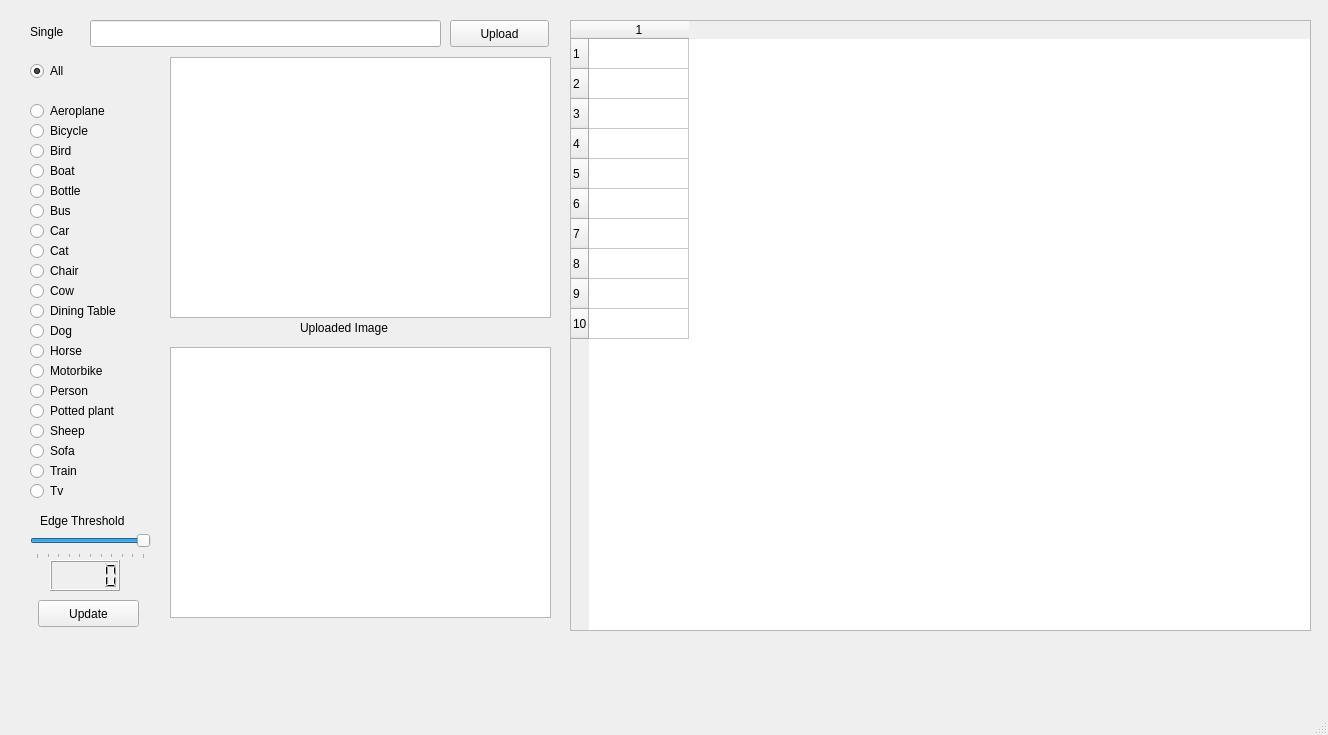
Old version of the form CBIR_gui.ui in the repository yashchandak/Co-Location-Graph.
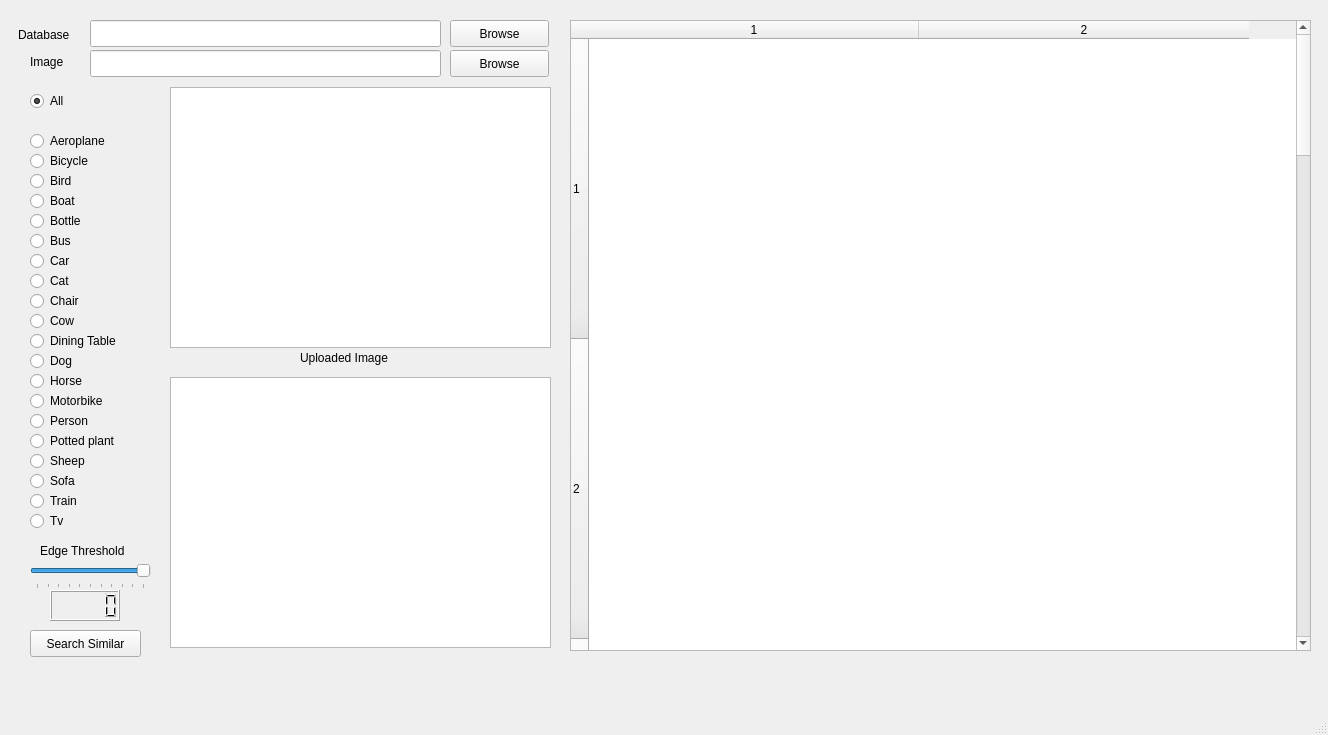
New version of the form.

```diff
--- a/CBIR_gui.ui
+++ b/CBIR_gui.ui
@@ -18,7 +18,7 @@
     <property name="geometry">
      <rect>
       <x>300</x>
-      <y>320</y>
+      <y>350</y>
       <width>121</width>
       <height>16</height>
      </rect>
@@ -31,7 +31,7 @@
     <property name="geometry">
      <rect>
       <x>30</x>
-      <y>300</y>
+      <y>330</y>
       <width>117</width>
       <height>22</height>
      </rect>
@@ -47,7 +47,7 @@
     <property name="geometry">
      <rect>
       <x>30</x>
-      <y>400</y>
+      <y>430</y>
       <width>117</width>
       <height>22</height>
      </rect>
@@ -63,7 +63,7 @@
     <property name="geometry">
      <rect>
       <x>30</x>
-      <y>120</y>
+      <y>150</y>
       <width>117</width>
       <height>22</height>
      </rect>
@@ -79,7 +79,7 @@
     <property name="geometry">
      <rect>
       <x>30</x>
-      <y>220</y>
+      <y>250</y>
       <width>117</width>
       <height>22</height>
      </rect>
@@ -95,7 +95,7 @@
     <property name="geometry">
      <rect>
       <x>30</x>
-      <y>460</y>
+      <y>490</y>
       <width>117</width>
       <height>22</height>
      </rect>
@@ -111,7 +111,7 @@
     <property name="geometry">
      <rect>
       <x>30</x>
-      <y>160</y>
+      <y>190</y>
       <width>117</width>
       <height>22</height>
      </rect>
@@ -127,7 +127,7 @@
     <property name="geometry">
      <rect>
       <x>90</x>
-      <y>20</y>
+      <y>50</y>
       <width>351</width>
       <height>27</height>
      </rect>
@@ -137,7 +137,7 @@
     <property name="geometry">
      <rect>
       <x>30</x>
-      <y>100</y>
+      <y>130</y>
       <width>117</width>
       <height>22</height>
      </rect>
@@ -153,7 +153,7 @@
     <property name="geometry">
      <rect>
       <x>30</x>
-      <y>480</y>
+      <y>510</y>
       <width>117</width>
       <height>22</height>
      </rect>
@@ -169,7 +169,7 @@
     <property name="geometry">
      <rect>
       <x>170</x>
-      <y>57</y>
+      <y>87</y>
       <width>381</width>
       <height>261</height>
      </rect>
@@ -182,7 +182,7 @@
     <property name="geometry">
      <rect>
       <x>30</x>
-      <y>440</y>
+      <y>470</y>
       <width>117</width>
       <height>22</height>
      </rect>
@@ -198,7 +198,7 @@
     <property name="geometry">
      <rect>
       <x>30</x>
-      <y>240</y>
+      <y>270</y>
       <width>117</width>
       <height>22</height>
      </rect>
@@ -213,21 +213,21 @@
    <widget class="QPushButton" name="pushButton_2">
     <property name="geometry">
      <rect>
-      <x>38</x>
-      <y>600</y>
-      <width>101</width>
+      <x>30</x>
+      <y>630</y>
+      <width>111</width>
       <height>27</height>
      </rect>
     </property>
     <property name="text">
-     <string>Update</string>
+     <string>Search Similar</string>
     </property>
    </widget>
    <widget class="QGraphicsView" name="graphicsView_3">
     <property name="geometry">
      <rect>
       <x>170</x>
-      <y>347</y>
+      <y>377</y>
       <width>381</width>
       <height>271</height>
      </rect>
@@ -237,7 +237,7 @@
     <property name="geometry">
      <rect>
       <x>30</x>
-      <y>260</y>
+      <y>290</y>
       <width>117</width>
       <height>22</height>
      </rect>
@@ -253,20 +253,20 @@
     <property name="geometry">
      <rect>
       <x>450</x>
-      <y>20</y>
+      <y>50</y>
       <width>99</width>
       <height>27</height>
      </rect>
     </property>
     <property name="text">
-     <string>Upload</string>
+     <string>Browse</string>
     </property>
    </widget>
    <widget class="QSlider" name="horizontalSlider">
     <property name="geometry">
      <rect>
       <x>30</x>
-      <y>530</y>
+      <y>560</y>
       <width>121</width>
       <height>29</height>
      </rect>
@@ -300,7 +300,7 @@
     <property name="geometry">
      <rect>
       <x>30</x>
-      <y>340</y>
+      <y>370</y>
       <width>117</width>
       <height>22</height>
      </rect>
@@ -316,7 +316,7 @@
     <property name="geometry">
      <rect>
       <x>50</x>
-      <y>560</y>
+      <y>590</y>
       <width>70</width>
       <height>31</height>
      </rect>
@@ -326,7 +326,7 @@
     <property name="geometry">
      <rect>
       <x>30</x>
-      <y>420</y>
+      <y>450</y>
       <width>117</width>
       <height>22</height>
      </rect>
@@ -342,7 +342,7 @@
     <property name="geometry">
      <rect>
       <x>40</x>
-      <y>510</y>
+      <y>540</y>
       <width>121</width>
       <height>21</height>
      </rect>
@@ -355,20 +355,20 @@
     <property name="geometry">
      <rect>
       <x>30</x>
-      <y>16</y>
+      <y>46</y>
       <width>51</width>
       <height>31</height>
      </rect>
     </property>
     <property name="text">
-     <string>Single</string>
+     <string>Image</string>
     </property>
    </widget>
    <widget class="QRadioButton" name="radioButton_5">
     <property name="geometry">
      <rect>
       <x>30</x>
-      <y>320</y>
+      <y>350</y>
       <width>117</width>
       <height>22</height>
      </rect>
@@ -384,7 +384,7 @@
     <property name="geometry">
      <rect>
       <x>30</x>
-      <y>360</y>
+      <y>390</y>
       <width>117</width>
       <height>22</height>
      </rect>
@@ -400,7 +400,7 @@
     <property name="geometry">
      <rect>
       <x>30</x>
-      <y>140</y>
+      <y>170</y>
       <width>117</width>
       <height>22</height>
      </rect>
@@ -416,7 +416,7 @@
     <property name="geometry">
      <rect>
       <x>30</x>
-      <y>380</y>
+      <y>410</y>
       <width>117</width>
       <height>22</height>
      </rect>
@@ -432,7 +432,7 @@
     <property name="geometry">
      <rect>
       <x>30</x>
-      <y>200</y>
+      <y>230</y>
       <width>117</width>
       <height>22</height>
      </rect>
@@ -448,7 +448,7 @@
     <property name="geometry">
      <rect>
       <x>30</x>
-      <y>180</y>
+      <y>210</y>
       <width>117</width>
       <height>22</height>
      </rect>
@@ -464,7 +464,7 @@
     <property name="geometry">
      <rect>
       <x>30</x>
-      <y>280</y>
+      <y>310</y>
       <width>117</width>
       <height>22</height>
      </rect>
@@ -480,7 +480,7 @@
     <property name="geometry">
      <rect>
       <x>30</x>
-      <y>60</y>
+      <y>90</y>
       <width>117</width>
       <height>22</height>
      </rect>
@@ -498,27 +498,63 @@
       <x>570</x>
       <y>20</y>
       <width>741</width>
-      <height>611</height>
+      <height>631</height>
      </rect>
     </property>
     <property name="sizePolicy">
      <sizepolicy hsizetype="Expanding" vsizetype="Expanding">
-      <horstretch>10</horstretch>
-      <verstretch>10</verstretch>
+      <horstretch>0</horstretch>
+      <verstretch>0</verstretch>
      </sizepolicy>
     </property>
     <property name="minimumSize">
      <size>
+      <width>0</width>
+      <height>0</height>
+     </size>
+    </property>
+    <property name="baseSize">
+     <size>
+      <width>0</width>
+      <height>0</height>
+     </size>
+    </property>
+    <property name="iconSize">
+     <size>
       <width>10</width>
       <height>10</height>
      </size>
     </property>
+    <property name="showGrid">
+     <bool>true</bool>
+    </property>
+    <property name="gridStyle">
+     <enum>Qt::NoPen</enum>
+    </property>
+    <property name="sortingEnabled">
+     <bool>false</bool>
+    </property>
     <property name="rowCount">
      <number>10</number>
     </property>
     <property name="columnCount">
-     <number>1</number>
+     <number>2</number>
     </property>
+    <attribute name="horizontalHeaderVisible">
+     <bool>true</bool>
+    </attribute>
+    <attribute name="horizontalHeaderDefaultSectionSize">
+     <number>330</number>
+    </attribute>
+    <attribute name="horizontalHeaderHighlightSections">
+     <bool>true</bool>
+    </attribute>
+    <attribute name="verticalHeaderVisible">
+     <bool>true</bool>
+    </attribute>
+    <attribute name="verticalHeaderDefaultSectionSize">
+     <number>300</number>
+    </attribute>
     <row/>
     <row/>
     <row/>
@@ -530,6 +566,43 @@
     <row/>
     <row/>
     <column/>
+    <column/>
+   </widget>
+   <widget class="QLabel" name="label_6">
+    <property name="geometry">
+     <rect>
+      <x>18</x>
+      <y>25</y>
+      <width>71</width>
+      <height>20</height>
+     </rect>
+    </property>
+    <property name="text">
+     <string>Database</string>
+    </property>
+   </widget>
+   <widget class="QPushButton" name="pushButton_3">
+    <property name="geometry">
+     <rect>
+      <x>450</x>
+      <y>20</y>
+      <width>99</width>
+      <height>27</height>
+     </rect>
+    </property>
+    <property name="text">
+     <string>Browse</string>
+    </property>
+   </widget>
+   <widget class="QLineEdit" name="lineEdit_2">
+    <property name="geometry">
+     <rect>
+      <x>90</x>
+      <y>20</y>
+      <width>351</width>
+      <height>27</height>
+     </rect>
+    </property>
    </widget>
   </widget>
   <widget class="QMenuBar" name="menubar">
```
